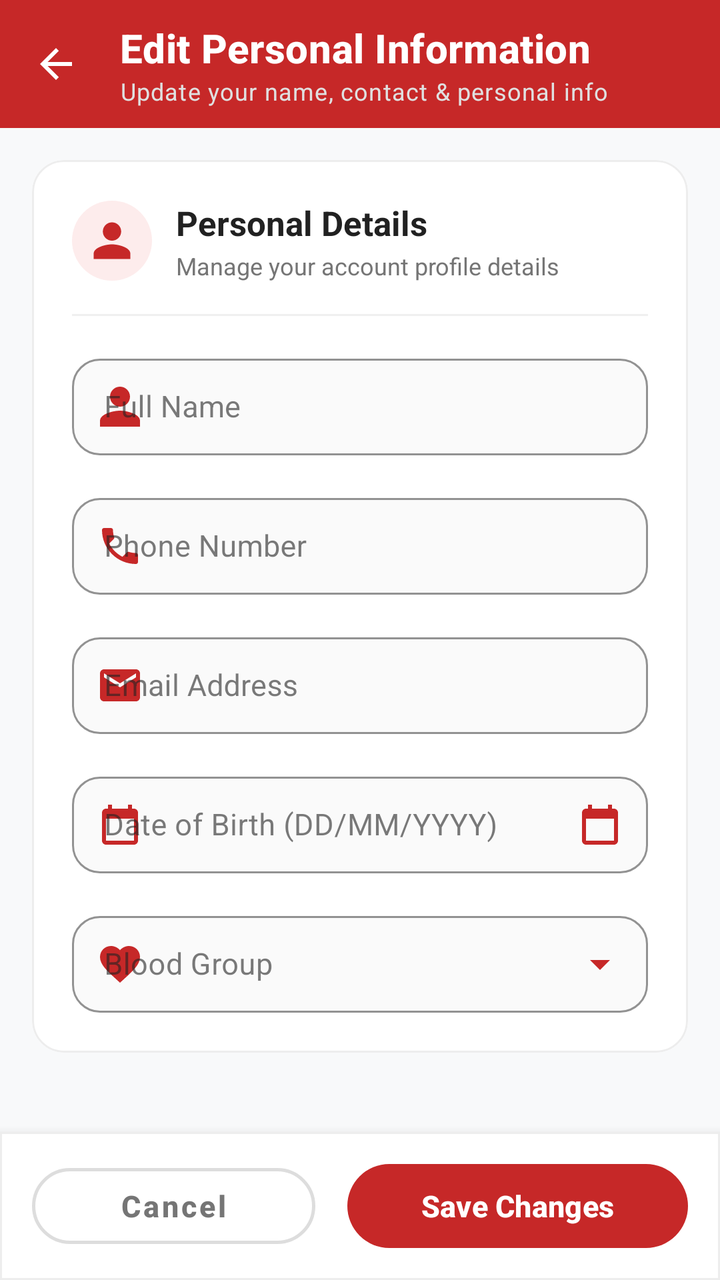
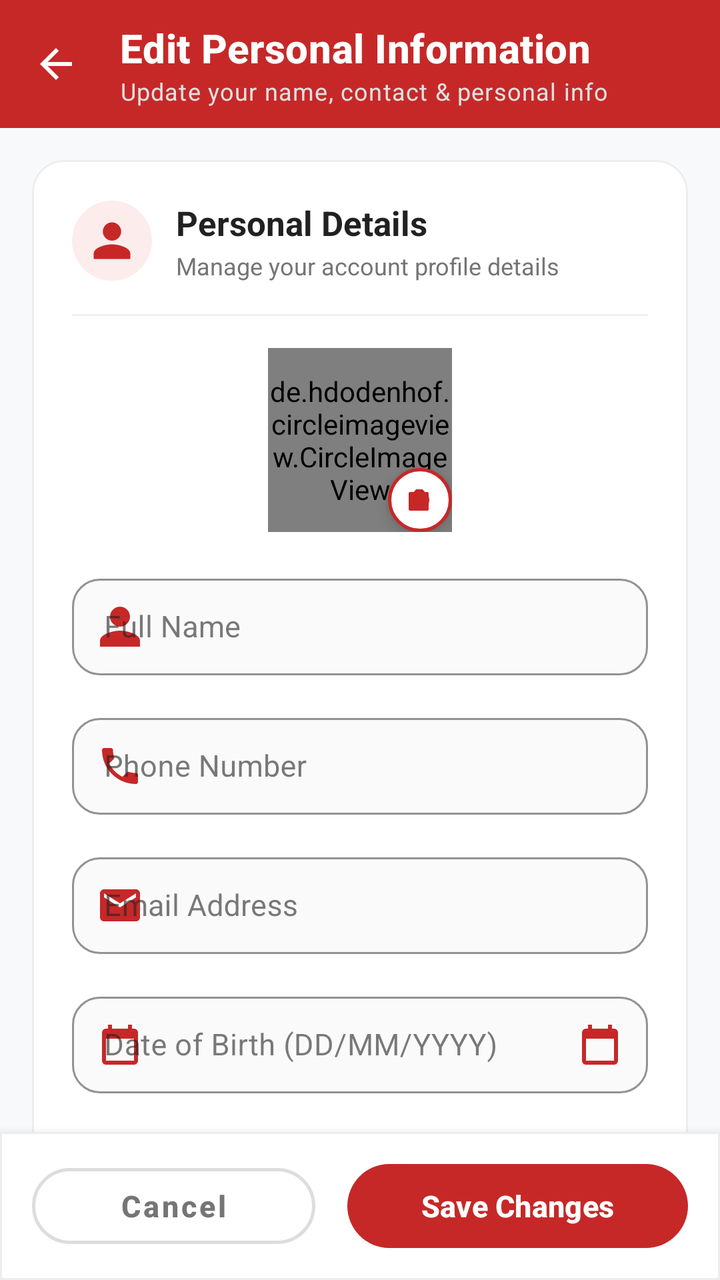

Two renders of the same Android screen: before a commit and after it. Below are the layout's source before the change and the commit's diff.
<!-- AndroidManifest.xml: application theme Theme.DonateBlood -->
<!-- res/layout/fragment_personal_edit.xml -->
<?xml version="1.0" encoding="utf-8"?>
<LinearLayout xmlns:android="http://schemas.android.com/apk/res/android"
    xmlns:app="http://schemas.android.com/apk/res-auto"
    xmlns:tools="http://schemas.android.com/tools"
    android:layout_width="match_parent"
    android:layout_height="match_parent"
    android:orientation="vertical"
    android:background="#F8F9FA">

    
    <com.google.android.material.appbar.MaterialToolbar
        android:id="@+id/toolbar"
        android:layout_width="match_parent"
        android:layout_height="wrap_content"
        android:minHeight="?attr/actionBarSize"
        android:background="@color/primary_red_dark"
        app:navigationIcon="@drawable/ic_arrow_back_white"
        app:title="Edit Personal Information"
        app:titleTextAppearance="@style/TextAppearance.BloodLink.Toolbar.Title"
        app:subtitle="Update your name, contact &amp; personal info"
        app:subtitleTextAppearance="@style/TextAppearance.BloodLink.Toolbar.Subtitle"
        app:titleTextColor="@color/white"
        app:subtitleTextColor="#E0E0E0"
        app:contentInsetStartWithNavigation="8dp"
        app:elevation="3dp" />

    
    <androidx.core.widget.NestedScrollView
        android:layout_width="match_parent"
        android:layout_height="0dp"
        android:layout_weight="1"
        android:fillViewport="true">

        <LinearLayout
            android:layout_width="match_parent"
            android:layout_height="wrap_content"
            android:orientation="vertical"
            android:padding="16dp">

            
            <com.google.android.material.card.MaterialCardView
                android:layout_width="match_parent"
                android:layout_height="wrap_content"
                app:cardCornerRadius="16dp"
                app:cardElevation="0dp"
                app:strokeColor="#EDEDED"
                app:strokeWidth="1dp"
                app:cardBackgroundColor="@color/white">

                <LinearLayout
                    android:layout_width="match_parent"
                    android:layout_height="wrap_content"
                    android:orientation="vertical"
                    android:padding="20dp">

                    
                    <LinearLayout
                        android:layout_width="match_parent"
                        android:layout_height="wrap_content"
                        android:gravity="center_vertical"
                        android:orientation="horizontal"
                        android:layout_marginBottom="16dp">

                        <FrameLayout
                            android:layout_width="40dp"
                            android:layout_height="40dp"
                            android:background="@drawable/bg_circle_icon">

                            <ImageView
                                android:layout_width="22dp"
                                android:layout_height="22dp"
                                android:layout_gravity="center"
                                android:src="@drawable/ic_user"
                                app:tint="@color/primary_red_dark"
                                tools:ignore="ContentDescription" />
                        </FrameLayout>

                        <LinearLayout
                            android:layout_width="0dp"
                            android:layout_height="wrap_content"
                            android:layout_marginStart="12dp"
                            android:layout_weight="1"
                            android:orientation="vertical">

                            <TextView
                                android:layout_width="wrap_content"
                                android:layout_height="wrap_content"
                                android:text="Personal Details"
                                android:textColor="@color/text_primary"
                                android:textSize="17sp"
                                android:textStyle="bold" />

                            <TextView
                                android:layout_width="wrap_content"
                                android:layout_height="wrap_content"
                                android:layout_marginTop="2dp"
                                android:text="Manage your account profile details"
                                android:textColor="@color/text_secondary"
                                android:textSize="12sp" />
                        </LinearLayout>
                    </LinearLayout>

                    <View
                        android:layout_width="match_parent"
                        android:layout_height="1dp"
                        android:background="#F0F0F0"
                        android:layout_marginBottom="16dp" />

                    
                    <com.google.android.material.textfield.TextInputLayout
                        android:id="@+id/inputLayoutName"
                        style="@style/Widget.MaterialComponents.TextInputLayout.OutlinedBox"
                        android:layout_width="match_parent"
                        android:layout_height="wrap_content"
                        android:layout_marginBottom="16dp"
                        android:hint="Full Name"
                        app:boxCornerRadiusTopStart="14dp"
                        app:boxCornerRadiusTopEnd="14dp"
                        app:boxCornerRadiusBottomStart="14dp"
                        app:boxCornerRadiusBottomEnd="14dp"
                        app:boxStrokeColor="@color/primary_red_dark"
                        app:boxStrokeWidth="1dp"
                        app:boxStrokeWidthFocused="2dp"
                        app:boxBackgroundColor="#FAFAFA"
                        app:startIconDrawable="@drawable/ic_user"
                        app:startIconTint="@color/primary_red_dark">

                        <com.google.android.material.textfield.TextInputEditText
                            android:id="@+id/etName"
                            android:layout_width="match_parent"
                            android:layout_height="wrap_content"
                            android:inputType="textPersonName"
                            android:maxLines="1"
                            android:paddingVertical="14dp"
                            android:textSize="15sp"
                            android:textColor="@color/text_primary" />
                    </com.google.android.material.textfield.TextInputLayout>

                    
                    <com.google.android.material.textfield.TextInputLayout
                        android:id="@+id/inputLayoutPhone"
                        style="@style/Widget.MaterialComponents.TextInputLayout.OutlinedBox"
                        android:layout_width="match_parent"
                        android:layout_height="wrap_content"
                        android:layout_marginBottom="16dp"
                        android:hint="Phone Number"
                        app:boxCornerRadiusTopStart="14dp"
                        app:boxCornerRadiusTopEnd="14dp"
                        app:boxCornerRadiusBottomStart="14dp"
                        app:boxCornerRadiusBottomEnd="14dp"
                        app:boxStrokeColor="@color/primary_red_dark"
                        app:boxStrokeWidth="1dp"
                        app:boxStrokeWidthFocused="2dp"
                        app:boxBackgroundColor="#FAFAFA"
                        app:startIconDrawable="@drawable/ic_phone"
                        app:startIconTint="@color/primary_red_dark">

                        <com.google.android.material.textfield.TextInputEditText
                            android:id="@+id/etPhone"
                            android:layout_width="match_parent"
                            android:layout_height="wrap_content"
                            android:inputType="phone"
                            android:maxLines="1"
                            android:paddingVertical="14dp"
                            android:textSize="15sp"
                            android:textColor="@color/text_primary" />
                    </com.google.android.material.textfield.TextInputLayout>

                    
                    <com.google.android.material.textfield.TextInputLayout
                        android:id="@+id/inputLayoutEmail"
                        style="@style/Widget.MaterialComponents.TextInputLayout.OutlinedBox"
                        android:layout_width="match_parent"
                        android:layout_height="wrap_content"
                        android:layout_marginBottom="16dp"
                        android:hint="Email Address"
                        app:boxCornerRadiusTopStart="14dp"
                        app:boxCornerRadiusTopEnd="14dp"
                        app:boxCornerRadiusBottomStart="14dp"
                        app:boxCornerRadiusBottomEnd="14dp"
                        app:boxStrokeColor="@color/primary_red_dark"
                        app:boxStrokeWidth="1dp"
                        app:boxStrokeWidthFocused="2dp"
                        app:boxBackgroundColor="#FAFAFA"
                        app:startIconDrawable="@drawable/ic_email"
                        app:startIconTint="@color/primary_red_dark">

                        <com.google.android.material.textfield.TextInputEditText
                            android:id="@+id/etEmail"
                            android:layout_width="match_parent"
                            android:layout_height="wrap_content"
                            android:inputType="textEmailAddress"
                            android:maxLines="1"
                            android:paddingVertical="14dp"
                            android:textSize="15sp"
                            android:textColor="@color/text_primary" />
                    </com.google.android.material.textfield.TextInputLayout>

                    
                    <com.google.android.material.textfield.TextInputLayout
                        android:id="@+id/inputLayoutDateOfBirth"
                        style="@style/Widget.MaterialComponents.TextInputLayout.OutlinedBox"
                        android:layout_width="match_parent"
                        android:layout_height="wrap_content"
                        android:layout_marginBottom="16dp"
                        android:hint="Date of Birth (DD/MM/YYYY)"
                        app:boxCornerRadiusTopStart="14dp"
                        app:boxCornerRadiusTopEnd="14dp"
                        app:boxCornerRadiusBottomStart="14dp"
                        app:boxCornerRadiusBottomEnd="14dp"
                        app:boxStrokeColor="@color/primary_red_dark"
                        app:boxStrokeWidth="1dp"
                        app:boxStrokeWidthFocused="2dp"
                        app:boxBackgroundColor="#FAFAFA"
                        app:startIconDrawable="@drawable/ic_calendar"
                        app:startIconTint="@color/primary_red_dark"
                        app:endIconMode="custom"
                        app:endIconDrawable="@drawable/ic_calendar"
                        app:endIconTint="@color/primary_red_dark">

                        <com.google.android.material.textfield.TextInputEditText
                            android:id="@+id/etDateOfBirth"
                            android:layout_width="match_parent"
                            android:layout_height="wrap_content"
                            android:focusable="false"
                            android:clickable="true"
                            android:cursorVisible="false"
                            android:maxLines="1"
                            android:paddingVertical="14dp"
                            android:textSize="15sp"
                            android:textColor="@color/text_primary" />
                    </com.google.android.material.textfield.TextInputLayout>

                    
                    <com.google.android.material.textfield.TextInputLayout
                        android:id="@+id/inputLayoutBloodGroup"
                        style="@style/Widget.MaterialComponents.TextInputLayout.OutlinedBox"
                        android:layout_width="match_parent"
                        android:layout_height="wrap_content"
                        android:hint="Blood Group"
                        app:boxCornerRadiusTopStart="14dp"
                        app:boxCornerRadiusTopEnd="14dp"
                        app:boxCornerRadiusBottomStart="14dp"
                        app:boxCornerRadiusBottomEnd="14dp"
                        app:boxStrokeColor="@color/primary_red_dark"
                        app:boxStrokeWidth="1dp"
                        app:boxStrokeWidthFocused="2dp"
                        app:boxBackgroundColor="#FAFAFA"
                        app:startIconDrawable="@drawable/ic_blood_drop"
                        app:startIconTint="@color/primary_red_dark"
                        app:endIconMode="custom"
                        app:endIconDrawable="@drawable/ic_chevron_down"
                        app:endIconTint="@color/primary_red_dark">

                        <com.google.android.material.textfield.TextInputEditText
                            android:id="@+id/etBloodGroup"
                            android:layout_width="match_parent"
                            android:layout_height="wrap_content"
                            android:focusable="false"
                            android:clickable="true"
                            android:cursorVisible="false"
                            android:maxLines="1"
                            android:paddingVertical="14dp"
                            android:textSize="15sp"
                            android:textColor="@color/text_primary" />
                    </com.google.android.material.textfield.TextInputLayout>

                </LinearLayout>
            </com.google.android.material.card.MaterialCardView>

            
            <ProgressBar
                android:id="@+id/progressBar"
                android:layout_width="wrap_content"
                android:layout_height="wrap_content"
                android:layout_gravity="center_horizontal"
                android:layout_marginTop="20dp"
                android:indeterminateTint="@color/primary_red_dark"
                android:visibility="gone" />

        </LinearLayout>
    </androidx.core.widget.NestedScrollView>

    
    <com.google.android.material.card.MaterialCardView
        android:layout_width="match_parent"
        android:layout_height="wrap_content"
        app:cardElevation="8dp"
        app:strokeWidth="1dp"
        app:strokeColor="#EDEDED"
        app:cardBackgroundColor="@color/white"
        app:cardCornerRadius="0dp">

        <LinearLayout
            android:layout_width="match_parent"
            android:layout_height="wrap_content"
            android:orientation="horizontal"
            android:paddingHorizontal="16dp"
            android:paddingVertical="12dp">

            <com.google.android.material.button.MaterialButton
                android:id="@+id/btnCancel"
                style="@style/Widget.MaterialComponents.Button.OutlinedButton"
                android:layout_width="0dp"
                android:layout_height="50dp"
                android:layout_weight="1"
                android:layout_marginEnd="8dp"
                android:text="Cancel"
                android:textColor="@color/text_secondary"
                android:textSize="15sp"
                android:textStyle="bold"
                android:textAllCaps="false"
                app:cornerRadius="25dp"
                app:strokeColor="#DDDDDD"
                app:strokeWidth="1.5dp"
                android:stateListAnimator="@null" />

            <com.google.android.material.button.MaterialButton
                android:id="@+id/btnSave"
                android:layout_width="0dp"
                android:layout_height="50dp"
                android:layout_weight="1.2"
                android:layout_marginStart="8dp"
                android:text="Save Changes"
                android:textColor="@color/white"
                android:textSize="15sp"
                android:textStyle="bold"
                android:textAllCaps="false"
                app:cornerRadius="25dp"
                app:elevation="2dp"
                app:backgroundTint="@color/primary_red_dark"
                android:stateListAnimator="@null" />
        </LinearLayout>
    </com.google.android.material.card.MaterialCardView>

</LinearLayout>
<!-- resources referenced by this layout -->
<resources>
  <color name="primary_red_dark">#C62828</color>
  <color name="text_primary">#212121</color>
  <color name="text_secondary">#757575</color>
  <color name="white">#FFFFFF</color>
  <!-- drawable bg_circle_icon (drawable) -->
  <?xml version="1.0" encoding="utf-8"?>
  <shape xmlns:android="http://schemas.android.com/apk/res/android"
      android:shape="oval">
      <solid android:color="#FDECEC" />
  </shape>
  <!-- drawable ic_arrow_back_white (drawable) -->
  <vector xmlns:android="http://schemas.android.com/apk/res/android"
      android:width="24dp"
      android:height="24dp"
      android:viewportWidth="24"
      android:viewportHeight="24">
      <path
          android:fillColor="@android:color/white"
          android:pathData="M20,11H7.83l5.59,-5.59L12,4l-8,8 8,8 1.41,-1.41L7.83,13H20v-2z"/>
  </vector>
  <!-- drawable ic_chevron_down (drawable) -->
  <vector xmlns:android="http://schemas.android.com/apk/res/android"
      android:width="24dp"
      android:height="24dp"
      android:viewportWidth="24"
      android:viewportHeight="24">
    <path
        android:fillColor="#FF000000"
        android:pathData="M7,10l5,5 5,-5z"/>
  </vector>
  <style name="TextAppearance.BloodLink.Toolbar.Subtitle" parent="TextAppearance.Material3.BodySmall">
          <item name="android:textSize">12sp</item>
          <item name="android:textColor">#E0E0E0</item>
      </style>
  <style name="TextAppearance.BloodLink.Toolbar.Title" parent="TextAppearance.Material3.TitleMedium">
          <item name="android:textSize">20sp</item>
          <item name="android:textStyle">bold</item>
          <item name="android:textColor">@color/white</item>
      </style>
  <color name="primary_red">#E53935</color>
  <color name="background_light">#F5F5F5</color>
  <style name="Widget.DonateBlood.Toolbar" parent="Widget.Material3.Toolbar">
          <item name="android:background">@color/primary_red</item>
          <item name="titleTextColor">@color/white</item>
          <item name="subtitleTextColor">@color/white</item>
      </style>
  <color name="text_hint">#9E9E9E</color>
  <color name="surface_white">#FFFFFF</color>
  <!-- unchanged entries left out for length: 8 -->
</resources>

<!-- the commit's change to res/layout/fragment_personal_edit.xml (unified diff, before → after) -->
@@ -105,6 +105,60 @@
                         android:layout_height="1dp"
                         android:background="#F0F0F0"
                         android:layout_marginBottom="16dp" />
+
+                    
+                    <FrameLayout
+                        android:id="@+id/layoutAvatarContainer"
+                        android:layout_width="wrap_content"
+                        android:layout_height="wrap_content"
+                        android:layout_gravity="center_horizontal"
+                        android:layout_marginBottom="18dp"
+                        android:clipChildren="false">
+
+                        <de.hdodenhof.circleimageview.CircleImageView
+                            android:id="@+id/ivProfile"
+                            android:layout_width="92dp"
+                            android:layout_height="92dp"
+                            android:src="@drawable/ic_user_placeholder"
+                            app:civ_border_color="@color/primary_red_dark"
+                            app:civ_border_width="2.5dp" />
+
+                        
+                        <FrameLayout
+                            android:id="@+id/layoutAvatarProgress"
+                            android:layout_width="92dp"
+                            android:layout_height="92dp"
+                            android:background="@drawable/circle_scrim"
+                            android:visibility="gone">
+
+                            <ProgressBar
+                                android:id="@+id/progressAvatar"
+                                android:layout_width="34dp"
+                                android:layout_height="34dp"
+                                android:layout_gravity="center"
+                                android:indeterminateTint="@color/surface_white" />
+                        </FrameLayout>
+
+                        
+                        <FrameLayout
+                            android:id="@+id/btnEditAvatar"
+                            android:layout_width="32dp"
+                            android:layout_height="32dp"
+                            android:layout_gravity="bottom|end"
+                            android:background="@drawable/bg_avatar_camera_badge"
+                            android:elevation="4dp"
+                            android:clickable="true"
+                            android:focusable="true">
+
+                            <ImageView
+                                android:layout_width="16dp"
+                                android:layout_height="16dp"
+                                android:layout_gravity="center"
+                                android:src="@drawable/ic_camera"
+                                app:tint="@color/primary_red_dark"
+                                tools:ignore="ContentDescription" />
+                        </FrameLayout>
+                    </FrameLayout>
 
                     
                     <com.google.android.material.textfield.TextInputLayout
<!-- resource entries referenced after the edit -->
@@ -4,11 +4,30 @@
   <color name="text_primary">#212121</color>
   <color name="text_secondary">#757575</color>
   <color name="white">#FFFFFF</color>
+  <!-- drawable bg_avatar_camera_badge (drawable) -->
+  <?xml version="1.0" encoding="utf-8"?>
+  <ripple xmlns:android="http://schemas.android.com/apk/res/android"
+      android:color="#33E53935">
+      <item>
+          <shape android:shape="oval">
+              <solid android:color="@color/surface_white" />
+              <stroke
+                  android:width="1.5dp"
+                  android:color="@color/primary_red_dark" />
+          </shape>
+      </item>
+  </ripple>
   <!-- drawable bg_circle_icon (drawable) -->
   <?xml version="1.0" encoding="utf-8"?>
   <shape xmlns:android="http://schemas.android.com/apk/res/android"
       android:shape="oval">
       <solid android:color="#FDECEC" />
+  </shape>
+  <!-- drawable circle_scrim (drawable) -->
+  <?xml version="1.0" encoding="utf-8"?>
+  <shape xmlns:android="http://schemas.android.com/apk/res/android"
+      android:shape="oval">
+      <solid android:color="#77000000" />
   </shape>
   <!-- drawable ic_arrow_back_white (drawable) -->
   <vector xmlns:android="http://schemas.android.com/apk/res/android"
@@ -20,6 +39,16 @@
           android:fillColor="@android:color/white"
           android:pathData="M20,11H7.83l5.59,-5.59L12,4l-8,8 8,8 1.41,-1.41L7.83,13H20v-2z"/>
   </vector>
+  <!-- drawable ic_camera (drawable) -->
+  <vector xmlns:android="http://schemas.android.com/apk/res/android"
+      android:width="24dp"
+      android:height="24dp"
+      android:viewportWidth="24"
+      android:viewportHeight="24">
+      <path
+          android:fillColor="#FF000000"
+          android:pathData="M12,5c-3.86,0 -7,3.14 -7,7s3.14,7 7,7 7,-3.14 7,-7 -3.14,-7 -7,-7zm0,12c-2.76,0 -5,-2.24 -5,-5s2.24,-5 5,-5 5,2.24 5,5 -2.24,5 -5,5zm6.5,-11h-2.79l-1.83,-2h-4.76l-1.83,2h-2.79c-0.55,0 -1,0.45 -1,1v12c0,0.55 0.45,1 1,1h13c0.55,0 1,-0.45 1,-1v-12c0,-0.55 -0.45,-1 -1,-1z"/>
+  </vector>
   <!-- drawable ic_chevron_down (drawable) -->
   <vector xmlns:android="http://schemas.android.com/apk/res/android"
       android:width="24dp"
@@ -29,6 +58,16 @@
     <path
         android:fillColor="#FF000000"
         android:pathData="M7,10l5,5 5,-5z"/>
+  </vector>
+  <!-- drawable ic_user_placeholder (drawable) -->
+  <vector xmlns:android="http://schemas.android.com/apk/res/android"
+      android:width="24dp"
+      android:height="24dp"
+      android:viewportWidth="24"
+      android:viewportHeight="24">
+      <path
+          android:fillColor="#FF000000"
+          android:pathData="M12,12c2.21,0 4,-1.79 4,-4s-1.79,-4 -4,-4 -4,1.79 -4,4 1.79,4 4,4zM12,14c-2.67,0 -8,1.34 -8,4v2h16v-2c0,-2.66 -5.33,-4 -8,-4z"/>
   </vector>
   <style name="TextAppearance.BloodLink.Toolbar.Subtitle" parent="TextAppearance.Material3.BodySmall">
           <item name="android:textSize">12sp</item>
